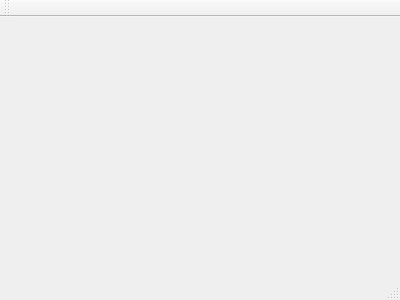
Above: mainwindow.ui from bwornom7/Cyber-MacGyver before the change. Below: the same form after it.
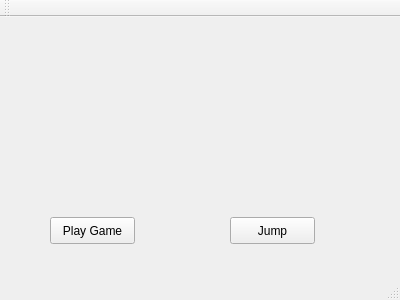
That is the form after the change.

What changed in the file:
```diff
--- a/mainwindow.ui
+++ b/mainwindow.ui
@@ -12,13 +12,55 @@
   <property name="windowTitle" >
    <string>MainWindow</string>
   </property>
-  <widget class="QMenuBar" name="menuBar" />
-  <widget class="QToolBar" name="mainToolBar" />
-  <widget class="QWidget" name="centralWidget" />
-  <widget class="QStatusBar" name="statusBar" />
+  <widget class="QWidget" name="centralWidget">
+   <widget class="QPushButton" name="jumpButton">
+    <property name="geometry">
+     <rect>
+      <x>230</x>
+      <y>200</y>
+      <width>85</width>
+      <height>27</height>
+     </rect>
+    </property>
+    <property name="text">
+     <string>Jump</string>
+    </property>
+   </widget>
+   <widget class="QPushButton" name="playButton">
+    <property name="geometry">
+     <rect>
+      <x>50</x>
+      <y>200</y>
+      <width>85</width>
+      <height>27</height>
+     </rect>
+    </property>
+    <property name="text">
+     <string>Play Game</string>
+    </property>
+   </widget>
+  </widget>
+  <widget class="QMenuBar" name="menuBar">
+   <property name="geometry">
+    <rect>
+     <x>0</x>
+     <y>0</y>
+     <width>400</width>
+     <height>27</height>
+    </rect>
+   </property>
+  </widget>
+  <widget class="QToolBar" name="mainToolBar">
+   <attribute name="toolBarArea">
+    <enum>TopToolBarArea</enum>
+   </attribute>
+   <attribute name="toolBarBreak">
+    <bool>false</bool>
+   </attribute>
+  </widget>
+  <widget class="QStatusBar" name="statusBar"/>
  </widget>
- <layoutDefault spacing="6" margin="11" />
- <pixmapfunction></pixmapfunction>
+ <layoutdefault spacing="6" margin="11"/>
  <resources/>
  <connections/>
 </ui>
```
Left out of the diff: 7 changed lines with no effect on the pictures.
